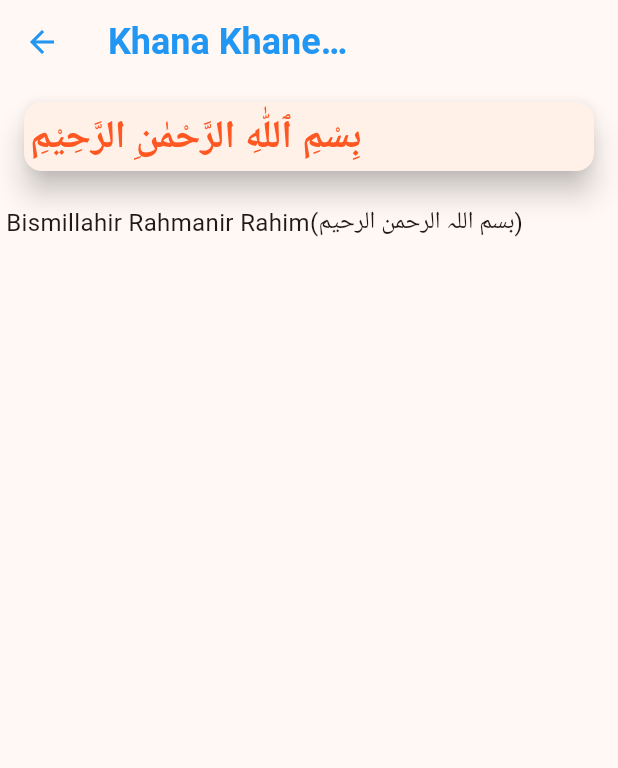
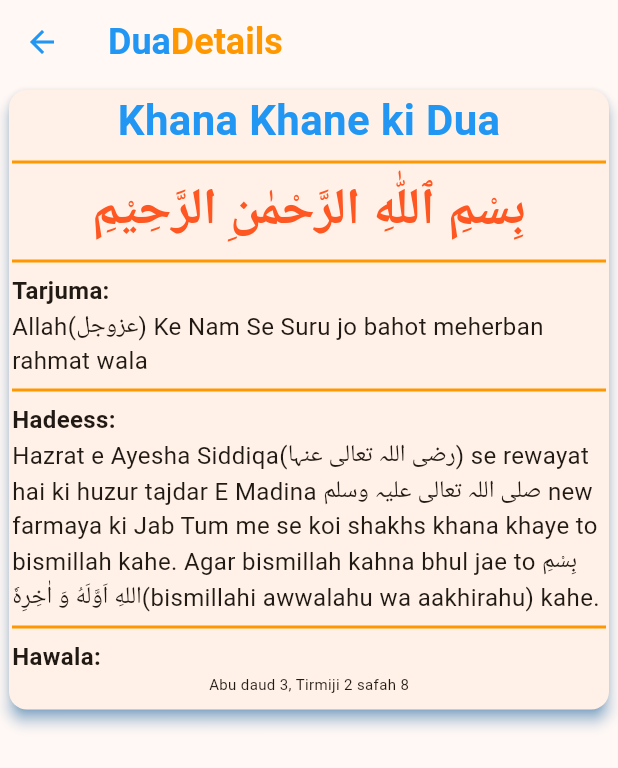
Before and after one commit to shossain786/tasbih, a Flutter app: the DuaScreen screen opened by its route, after a tap on "Khana Khane ki Dua", on a phone screen of 412 x 824 dp. Shown: the top 768 px of the screen. Run offline on Flutter 3.47's test engine with Material 3 defaults, Android fonts, the phone set to English and light mode, and no system bars; our stand-ins replace shared_preferences; missing offline and left inert: flutter_islamic_icons, flutter_vibrate; accounts and stored records are empty.

Commit message:
dua page code updated

```diff
--- a/assets/json_files/dua.json
+++ b/assets/json_files/dua.json
@@ -7,7 +7,7 @@
       "subtitle":"بِسْمِ ٱللّٰهِ الرَّحْمٰنِ الرَّحِيْمِ",
       "details": "Bismillahir Rahmanir Rahim(بسم اللہ الرحمن الرحیم)",
       "tarjumah": "Allah(عزوجل) Ke Nam Se Suru jo bahot meherban rahmat wala",
-      "hadees": "Hazrat e Ayesha siddiqa (رضی اللہ تعالی عنہا) se rewayat hai ki huzur tajdar E Madina صلی اللہ تعالی علیہ وسلم new farmaya ki Jab Tum me se koi sakhs  sexkhana khaye to bismillah kahe. Agar bismillah kahna bhul jae to  بِسْمِ اللهِ اَوَّلَهُ وَ اٰخِرِهٗ(bismillahi awwalahu wa aakhirahu) kahe.",
+      "ahadees": "Hazrat e Ayesha Siddiqa(رضی اللہ تعالی عنہا) se rewayat hai ki huzur tajdar E Madina صلی اللہ تعالی علیہ وسلم new farmaya ki Jab Tum me se koi shakhs khana khaye to bismillah kahe. Agar bismillah kahna bhul jae to بِسْمِ اللهِ اَوَّلَهُ وَ اٰخِرِهٗ(bismillahi awwalahu wa aakhirahu) kahe.",
       "hawala": "Abu daud 3, Tirmiji 2 safah 8"
     },
     {
@@ -16,10 +16,9 @@
       "category": "khana",
       "subtitle":"اَلْحَمْدُ لِلّٰهِ الَّذِىْ اَطْعَمَناَ وَ سَقَاناَ وَ جَعَلَناَ مِنَ الْمُسْلِمِيْنَ",
       "details": "اَلْحَمْدُ لِلّٰهِ الَّذِىْ اَطْعَمَناَ وَ سَقَاناَ وَ جَعَلَناَ مِنَ الْمُسْلِمِيْنَ",
-      "tarjumah": "Allah(عزوجل) ka shukr hai ki jis ne Humko Khilaya aur Pilaya Humko musalmanon mein se Banaya",
-      "hadees": " Hazrat Abu Saeed khudri ( رضی اللہ تعالی عنہ) se rwayat hai ki Huzoor tajdar a Madina (صلی اللہ تعالی علیہ وسلم) Jab khana khate to e farmate  Alhamdulillahillazi atamanaa wa saqana wa jayalanaa minal muslimeen.",
+      "tarjumah": "Allah(عزوجل) ka shukr hai ki jis ne Humko Khilaya aur Pilaya Humko musalmanon mein se banaya",
+      "ahadees": " Hazrat Abu Saeed Khudri( رضی اللہ تعالی عنہ) se rwayat hai ki Huzoor tajdar a Madina (صلی اللہ تعالی علیہ وسلم) Jab khana khate to e farmate  Alhamdulillahillazi atamanaa wa saqana wa jayalanaa minal muslimeen.",
       "hawala": "( Abu Dawood 3 safah 182, Ibn maja 244)"
-
     },
     {
       "id": "p3",
@@ -28,7 +27,7 @@
       "subtitle":"بِسْمِ ٱللّٰهِ الرَّحْمٰنِ الرَّحِيْمِ",
       "details": "Bismillahir Rahmanir Rahim(بسم الله الرحمان الرحيم)",
       "tarjumah": "Allah Ke Nam Se Suru jo bahot meherban rahmat wala",
-      "hadees": "",
+      "ahadees": "",
       "hawala": ""
     }
   ]
--- a/lib/screens/dua_details_screen.dart
+++ b/lib/screens/dua_details_screen.dart
@@ -10,35 +10,107 @@ class DuaDetailsScreen extends StatelessWidget {
   @override
   Widget build(BuildContext context) {
     return Scaffold(
-      appBar: myCustomAppBar(context, dua.name, ''),
-      body: Padding(
-        padding: const EdgeInsets.only(left: 4, right: 4),
+      appBar: myCustomAppBar(context, 'Dua', 'Details'),
+      body: SingleChildScrollView(
+        child: Padding(
+          padding: const EdgeInsets.only(left: 2, right: 2),
           child: Column(
             crossAxisAlignment: CrossAxisAlignment.stretch,
             children: [
-            Padding(
-              padding: const EdgeInsets.all(8.0),
-              child: Card(
-                elevation: 8.0,
+              Card(
+                elevation: 4.0,
+                shadowColor: Colors.blue,
                 child: Padding(
-                  padding: const EdgeInsets.all(4.0),
-                  child: Text(
+                  padding: const EdgeInsets.only(left: 2.0, right: 2.0),
+                  child: Column(
+                    children: [
+                      Text(
+                        dua.name,
+                        style: const TextStyle(
+                          fontSize: 28,
+                          color: Colors.blue,
+                          fontWeight: FontWeight.bold,
+                        ),
+                      ),
+                      const Divider(
+                        color: Colors.orange,
+                        thickness: 2.0,
+                      ),
+                      Text(
                         dua.subtitle,
                         style: const TextStyle(
-                      fontSize: 26.0,
+                          fontSize: 34.0,
                           fontWeight: FontWeight.bold,
                           color: Colors.deepOrange,
                         ),
                       ),
+                      const Divider(
+                        color: Colors.orange,
+                        thickness: 2.0,
+                      ),
+                      const Row(
+                        children: [
+                          Text(
+                            'Tarjuma:',
+                            style: TextStyle(
+                              fontWeight: FontWeight.bold,
+                              fontSize: 16,
+                            ),
+                          )
+                        ],
+                      ),
+                      Text(
+                        dua.tarjumah,
+                        style: const TextStyle(fontSize: 16.0),
+                      ),
+                      const Divider(
+                        color: Colors.orange,
+                        thickness: 2.0,
+                      ),
+                      const Row(
+                        children: [
+                          Text(
+                            'Hadeess:',
+                            style: TextStyle(
+                              fontWeight: FontWeight.bold,
+                              fontSize: 16,
+                            ),
+                          )
+                        ],
+                      ),
+                      Text(
+                        dua.ahadees,
+                        style: const TextStyle(fontSize: 16.0),
+                      ),
+                      const Divider(
+                        color: Colors.orange,
+                        thickness: 2.0,
+                      ),
+                      const Row(
+                        children: [
+                          Text(
+                            'Hawala:',
+                            style: TextStyle(
+                              fontWeight: FontWeight.bold,
+                              fontSize: 16,
+                            ),
+                          )
+                        ],
+                      ),
+                      Text(
+                        dua.hawala,
+                        style: const TextStyle(fontSize: 10.0),
+                      ),
+                      const SizedBox(
+                        height: 10,
+                      )
+                    ],
                   ),
                 ),
               ),
               const SizedBox(height: 10),
-            Text(
-              dua.details,
-              style: const TextStyle(fontSize: 16.0),
+            ],
           ),
-          ],
         ),
       ),
     );
```
Lines whose indentation alone changed are shown as unchanged.
